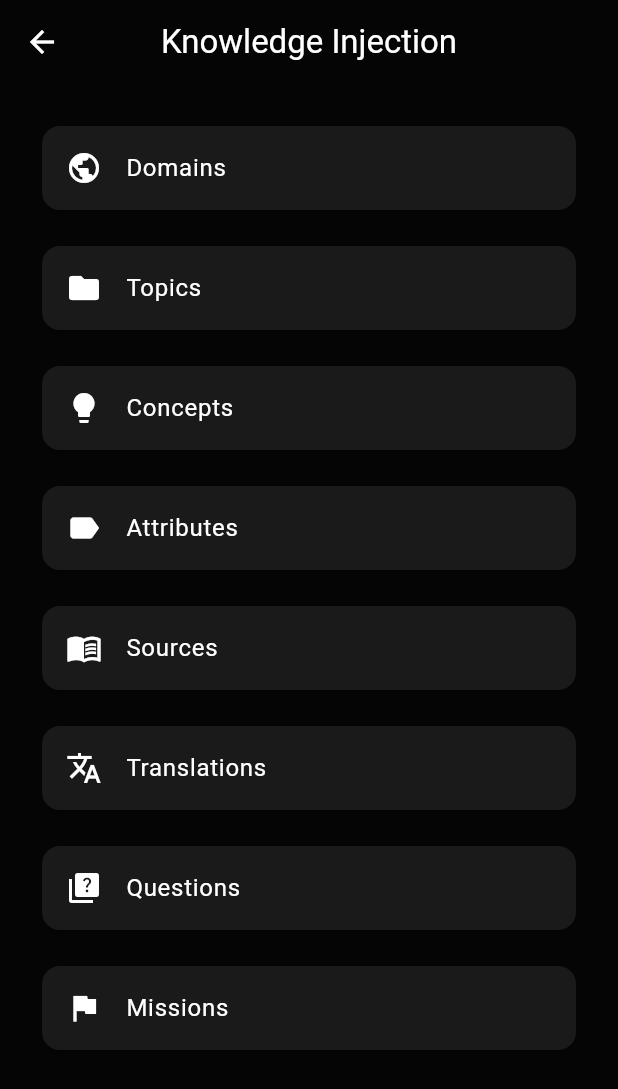
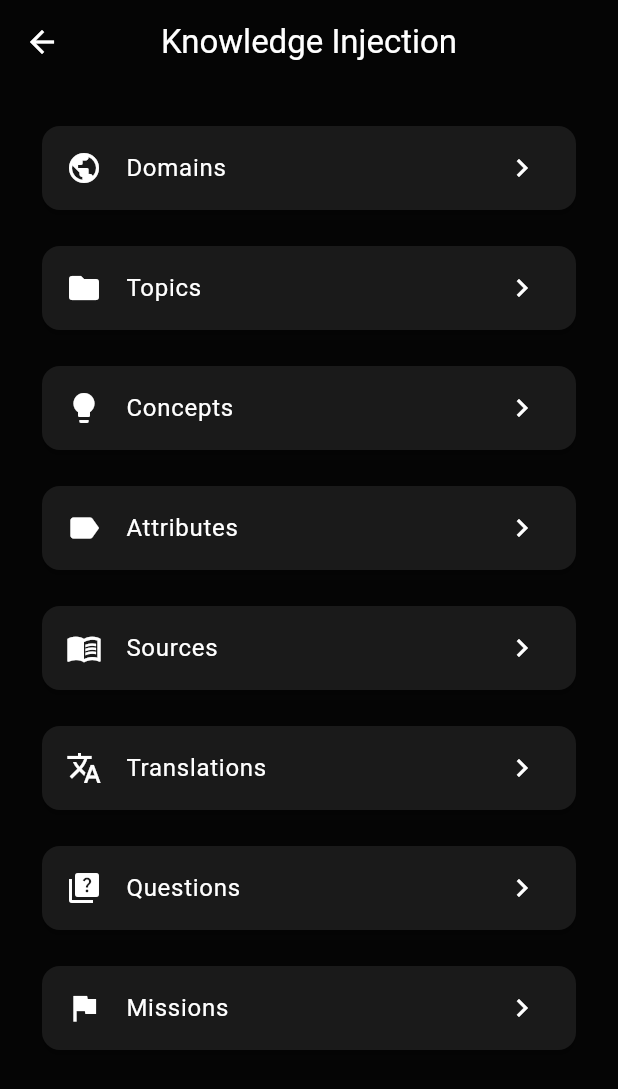
Before and after one commit to spirmo/2FUN-OS, a Flutter app: the KnowledgeDashboardPage screen opened directly, on a phone screen of 412 x 824 dp. Shown: the top 1089 px of the screen. Run offline on Flutter 3.47's test engine with Material 3 defaults, Android fonts, the phone set to English and light mode, and no system bars; our stand-ins replace shared_preferences; accounts and stored records are empty.

Commit message:
Update knowledge_dashboard_page.dart

```diff
--- a/apps/mobile/lib/features/knowledge/presentation/pages/knowledge_dashboard_page.dart
+++ b/apps/mobile/lib/features/knowledge/presentation/pages/knowledge_dashboard_page.dart
@@ -1,4 +1,6 @@
 import 'package:flutter/material.dart';
+
+import 'domains_page.dart';
 
 class KnowledgeDashboardPage extends StatelessWidget {
   const KnowledgeDashboardPage({super.key});
@@ -17,55 +19,77 @@ class KnowledgeDashboardPage extends StatelessWidget {
             child: ListTile(
               leading: const Icon(Icons.public),
               title: const Text("Domains"),
-              onTap: () {},
+              trailing: const Icon(Icons.chevron_right),
+              onTap: () {
+                Navigator.push(
+                  context,
+                  MaterialPageRoute(
+                    builder: (_) => const DomainsPage(),
+                  ),
+                );
+              },
             ),
           ),
+
           Card(
             child: ListTile(
               leading: const Icon(Icons.folder),
               title: const Text("Topics"),
+              trailing: const Icon(Icons.chevron_right),
               onTap: () {},
             ),
           ),
+
           Card(
             child: ListTile(
               leading: const Icon(Icons.lightbulb),
               title: const Text("Concepts"),
+              trailing: const Icon(Icons.chevron_right),
               onTap: () {},
             ),
           ),
+
           Card(
             child: ListTile(
               leading: const Icon(Icons.label),
               title: const Text("Attributes"),
+              trailing: const Icon(Icons.chevron_right),
               onTap: () {},
             ),
           ),
+
           Card(
             child: ListTile(
               leading: const Icon(Icons.menu_book),
               title: const Text("Sources"),
+              trailing: const Icon(Icons.chevron_right),
               onTap: () {},
             ),
           ),
+
           Card(
             child: ListTile(
               leading: const Icon(Icons.translate),
               title: const Text("Translations"),
+              trailing: const Icon(Icons.chevron_right),
               onTap: () {},
             ),
           ),
+
           Card(
             child: ListTile(
               leading: const Icon(Icons.quiz),
               title: const Text("Questions"),
+              trailing: const Icon(Icons.chevron_right),
               onTap: () {},
             ),
           ),
+
           Card(
             child: ListTile(
               leading: const Icon(Icons.flag),
               title: const Text("Missions"),
+              trailing: const Icon(Icons.chevron_right),
               onTap: () {},
             ),
           ),
```
